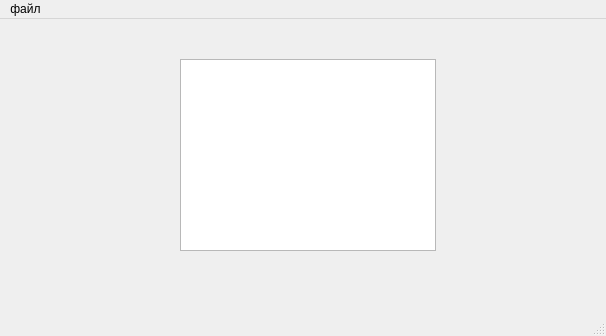
The window that mainwindow.ui (c0xa/XmlReader) describes before a commit, drawn with Qt 5.
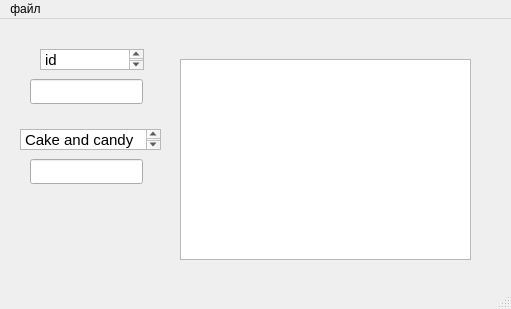
The same window after the commit.

What changed in the file:
```diff
--- a/mainwindow.ui
+++ b/mainwindow.ui
@@ -6,8 +6,8 @@
    <rect>
     <x>0</x>
     <y>0</y>
-    <width>606</width>
-    <height>336</height>
+    <width>511</width>
+    <height>309</height>
    </rect>
   </property>
   <property name="windowTitle">
@@ -19,8 +19,8 @@
      <rect>
       <x>180</x>
       <y>40</y>
-      <width>256</width>
-      <height>192</height>
+      <width>291</width>
+      <height>201</height>
      </rect>
     </property>
     <property name="alternatingRowColors">
@@ -33,13 +33,74 @@
      <enum>QAbstractItemView::SelectRows</enum>
     </property>
    </widget>
+   <widget class="QLineEdit" name="lineEdit">
+    <property name="geometry">
+     <rect>
+      <x>30</x>
+      <y>60</y>
+      <width>113</width>
+      <height>25</height>
+     </rect>
+    </property>
+   </widget>
+   <widget class="QLineEdit" name="lineEdit_2">
+    <property name="geometry">
+     <rect>
+      <x>30</x>
+      <y>140</y>
+      <width>113</width>
+      <height>25</height>
+     </rect>
+    </property>
+   </widget>
+   <widget class="QTextEdit" name="textEdit">
+    <property name="geometry">
+     <rect>
+      <x>40</x>
+      <y>30</y>
+      <width>104</width>
+      <height>21</height>
+     </rect>
+    </property>
+    <property name="readOnly">
+     <bool>true</bool>
+    </property>
+    <property name="html">
+     <string>&lt;!DOCTYPE HTML PUBLIC &quot;-//W3C//DTD HTML 4.0//EN&quot; &quot;http://www.w3.org/TR/REC-html40/strict.dtd&quot;&gt;
+&lt;html&gt;&lt;head&gt;&lt;meta name=&quot;qrichtext&quot; content=&quot;1&quot; /&gt;&lt;style type=&quot;text/css&quot;&gt;
+p, li { white-space: pre-wrap; }
+&lt;/style&gt;&lt;/head&gt;&lt;body style=&quot; font-family:'Ubuntu'; font-size:11pt; font-weight:400; font-style:normal;&quot;&gt;
+&lt;p style=&quot; margin-top:0px; margin-bottom:0px; margin-left:0px; margin-right:0px; -qt-block-indent:0; text-indent:0px;&quot;&gt;id&lt;/p&gt;
+&lt;p style=&quot;-qt-paragraph-type:empty; margin-top:0px; margin-bottom:0px; margin-left:0px; margin-right:0px; -qt-block-indent:0; text-indent:0px;&quot;&gt;&lt;br /&gt;&lt;/p&gt;&lt;/body&gt;&lt;/html&gt;</string>
+    </property>
+   </widget>
+   <widget class="QTextEdit" name="textEdit_2">
+    <property name="geometry">
+     <rect>
+      <x>20</x>
+      <y>110</y>
+      <width>141</width>
+      <height>21</height>
+     </rect>
+    </property>
+    <property name="readOnly">
+     <bool>true</bool>
+    </property>
+    <property name="html">
+     <string>&lt;!DOCTYPE HTML PUBLIC &quot;-//W3C//DTD HTML 4.0//EN&quot; &quot;http://www.w3.org/TR/REC-html40/strict.dtd&quot;&gt;
+&lt;html&gt;&lt;head&gt;&lt;meta name=&quot;qrichtext&quot; content=&quot;1&quot; /&gt;&lt;style type=&quot;text/css&quot;&gt;
+p, li { white-space: pre-wrap; }
+&lt;/style&gt;&lt;/head&gt;&lt;body style=&quot; font-family:'Ubuntu'; font-size:11pt; font-weight:400; font-style:normal;&quot;&gt;
+&lt;p style=&quot; margin-top:0px; margin-bottom:0px; margin-left:0px; margin-right:0px; -qt-block-indent:0; text-indent:0px;&quot;&gt;Cake and candy&lt;/p&gt;&lt;/body&gt;&lt;/html&gt;</string>
+    </property>
+   </widget>
   </widget>
   <widget class="QMenuBar" name="menubar">
    <property name="geometry">
     <rect>
      <x>0</x>
      <y>0</y>
-     <width>606</width>
+     <width>511</width>
      <height>22</height>
     </rect>
    </property>
```
